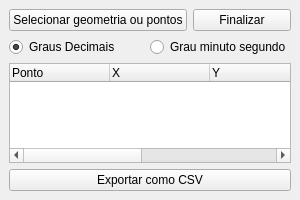
Above: EBGeo/AzimuthGenerator/azimuthGenerator_dockwidget_base.ui from dsgoficial/EBGeo_Desktop before the change. Below: the same form after it.
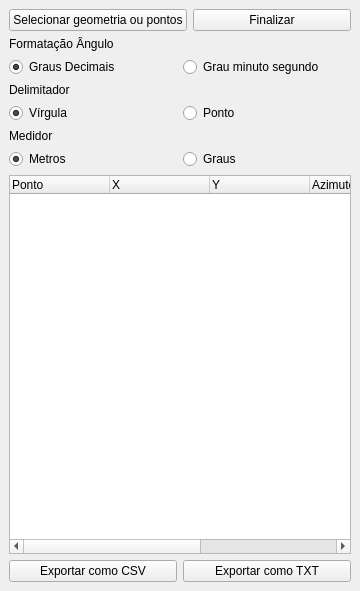
That is the form after the change.

Commit message: correcao bug/update gerador azim dist

What changed in the file:
```diff
--- a/EBGeo/AzimuthGenerator/azimuthGenerator_dockwidget_base.ui
+++ b/EBGeo/AzimuthGenerator/azimuthGenerator_dockwidget_base.ui
@@ -6,8 +6,8 @@
    <rect>
     <x>0</x>
     <y>0</y>
-    <width>300</width>
-    <height>200</height>
+    <width>360</width>
+    <height>591</height>
    </rect>
   </property>
   <property name="sizePolicy">
@@ -18,16 +18,16 @@
   </property>
   <property name="minimumSize">
    <size>
-    <width>300</width>
-    <height>200</height>
+    <width>302</width>
+    <height>332</height>
    </size>
   </property>
   <property name="windowTitle">
    <string>Gerar azimute e distância</string>
   </property>
   <widget class="QWidget" name="dockWidgetContents">
-   <layout class="QVBoxLayout" name="verticalLayout">
-    <item>
+   <layout class="QGridLayout" name="gridLayout">
+    <item row="0" column="0">
      <layout class="QHBoxLayout" name="horizontalLayout">
       <item>
        <widget class="QPushButton" name="pointsButton">
@@ -37,6 +37,15 @@
         <property name="checkable">
          <bool>true</bool>
         </property>
+        <property name="autoRepeat">
+         <bool>true</bool>
+        </property>
+        <property name="autoExclusive">
+         <bool>false</bool>
+        </property>
+        <attribute name="buttonGroup">
+         <string notr="true">selecfina</string>
+        </attribute>
        </widget>
       </item>
       <item>
@@ -44,11 +53,21 @@
         <property name="text">
          <string>Finalizar</string>
         </property>
+        <attribute name="buttonGroup">
+         <string notr="true">selecfina</string>
+        </attribute>
        </widget>
       </item>
      </layout>
     </item>
-    <item>
+    <item row="1" column="0">
+     <widget class="QLabel" name="label">
+      <property name="text">
+       <string>Formatação Ângulo</string>
+      </property>
+     </widget>
+    </item>
+    <item row="2" column="0">
      <layout class="QHBoxLayout" name="horizontalLayout_2">
       <item>
        <widget class="QRadioButton" name="decimalButton">
@@ -58,6 +77,9 @@
         <property name="checked">
          <bool>true</bool>
         </property>
+        <attribute name="buttonGroup">
+         <string notr="true">formatacao</string>
+        </attribute>
        </widget>
       </item>
       <item>
@@ -65,11 +87,106 @@
         <property name="text">
          <string>Grau minuto segundo</string>
         </property>
+        <attribute name="buttonGroup">
+         <string notr="true">formatacao</string>
+        </attribute>
        </widget>
       </item>
      </layout>
     </item>
-    <item>
+    <item row="3" column="0">
+     <widget class="QLabel" name="label_2">
+      <property name="text">
+       <string>Delimitador</string>
+      </property>
+     </widget>
+    </item>
+    <item row="4" column="0">
+     <layout class="QHBoxLayout" name="horizontalLayout_3">
+      <item>
+       <widget class="QRadioButton" name="virgulaButton">
+        <property name="text">
+         <string>Vírgula</string>
+        </property>
+        <property name="checked">
+         <bool>true</bool>
+        </property>
+        <attribute name="buttonGroup">
+         <string notr="true">delimitador</string>
+        </attribute>
+       </widget>
+      </item>
+      <item>
+       <widget class="QRadioButton" name="pontoButton">
+        <property name="text">
+         <string>Ponto</string>
+        </property>
+        <attribute name="buttonGroup">
+         <string notr="true">delimitador</string>
+        </attribute>
+       </widget>
+      </item>
+     </layout>
+    </item>
+    <item row="5" column="0">
+     <widget class="QLabel" name="label_3">
+      <property name="text">
+       <string>Medidor</string>
+      </property>
+     </widget>
+    </item>
+    <item row="6" column="0">
+     <layout class="QHBoxLayout" name="horizontalLayout_4">
+      <item>
+       <widget class="QRadioButton" name="metrosButton">
+        <property name="text">
+         <string>Metros</string>
+        </property>
+        <property name="checked">
+         <bool>true</bool>
+        </property>
+        <attribute name="buttonGroup">
+         <string notr="true">medidor</string>
+        </attribute>
+       </widget>
+      </item>
+      <item>
+       <widget class="QRadioButton" name="grausButton">
+        <property name="text">
+         <string>Graus</string>
+        </property>
+        <attribute name="buttonGroup">
+         <string notr="true">medidor</string>
+        </attribute>
+       </widget>
+      </item>
+     </layout>
+    </item>
+    <item row="8" column="0">
+     <layout class="QHBoxLayout" name="horizontalLayout_5">
+      <item>
+       <widget class="QPushButton" name="csvButton">
+        <property name="text">
+         <string>Exportar como CSV</string>
+        </property>
+        <attribute name="buttonGroup">
+         <string notr="true">exportar</string>
+        </attribute>
+       </widget>
+      </item>
+      <item>
+       <widget class="QPushButton" name="txtButton">
+        <property name="text">
+         <string>Exportar como TXT</string>
+        </property>
+        <attribute name="buttonGroup">
+         <string notr="true">exportar</string>
+        </attribute>
+       </widget>
+      </item>
+     </layout>
+    </item>
+    <item row="7" column="0">
      <widget class="QTreeWidget" name="mapList">
       <property name="enabled">
        <bool>true</bool>
@@ -121,13 +238,6 @@
       </column>
      </widget>
     </item>
-    <item>
-     <widget class="QPushButton" name="csvButton">
-      <property name="text">
-       <string>Exportar como CSV</string>
-      </property>
-     </widget>
-    </item>
    </layout>
   </widget>
  </widget>
```
Left out of the diff: 11 changed lines with no effect on the pictures. The commit also changes 1 other file.
